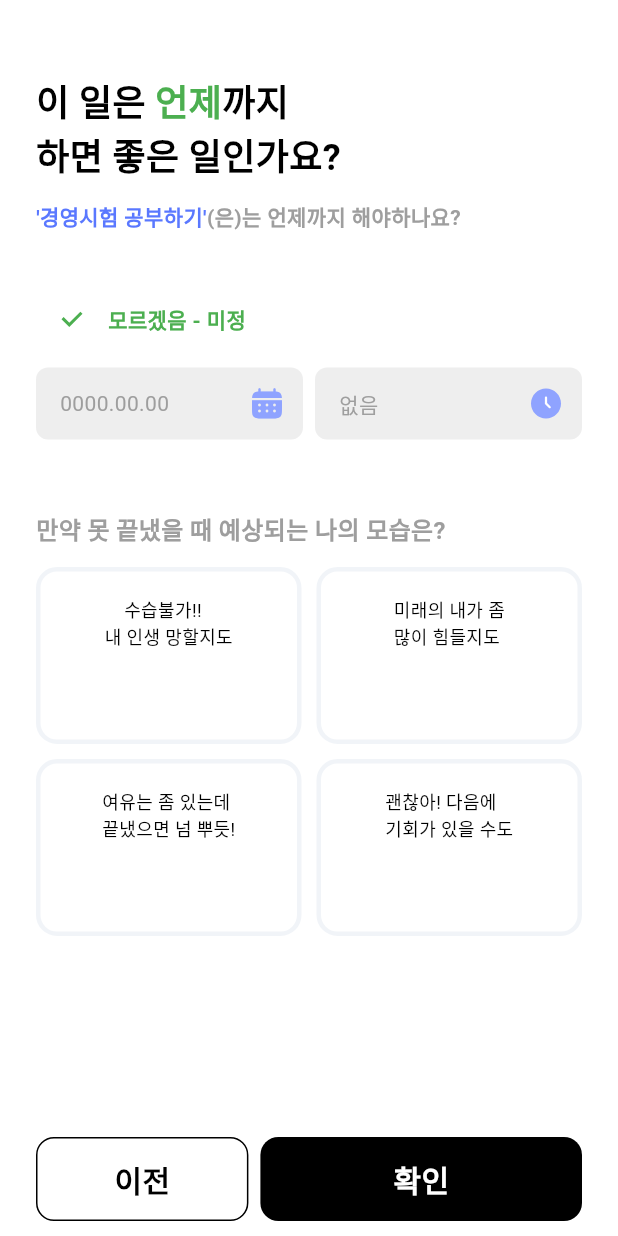
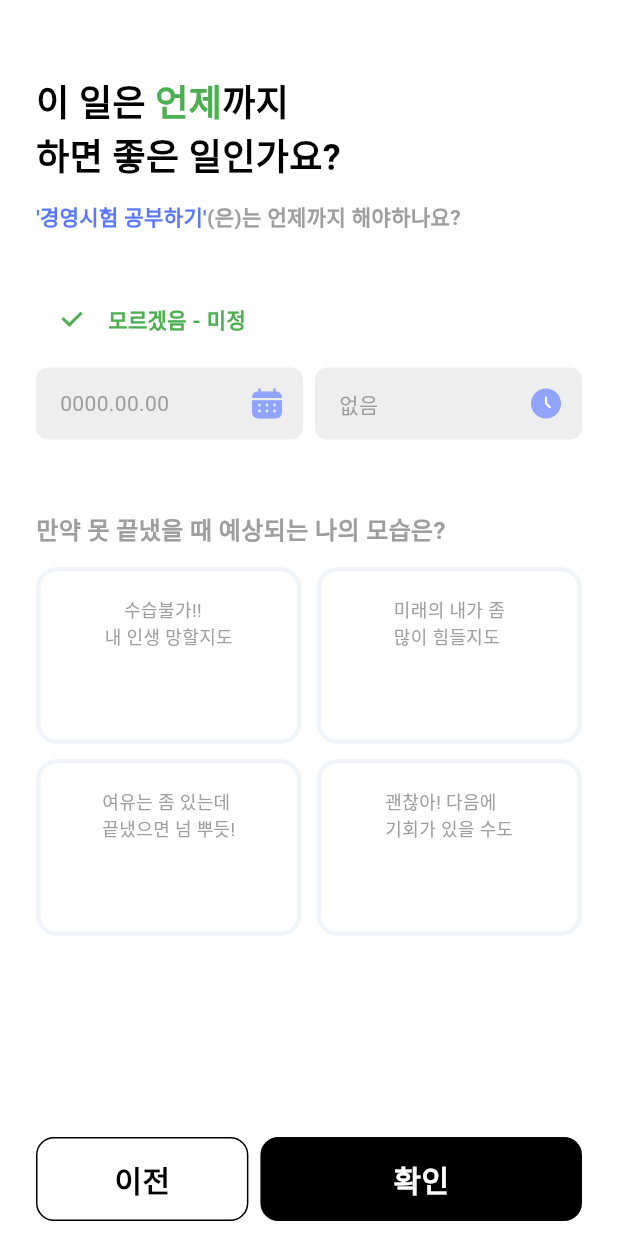
Before and after one commit to seongukHEO/StarryWaveScreen, a Flutter app: the AddTimeWidget screen opened directly, on a phone screen of 412 x 824 dp. Run offline on Flutter 3.47's test engine with Material 3 defaults, Android fonts, the phone set to English and light mode, and no system bars; our stand-ins replace flutter_riverpod, flutter_svg, table_calendar.

Commit message:
feat : Gridview와 CheckBox state 연결

```diff
--- a/lib/widget/addJob/state_Grid_widget.dart
+++ b/lib/widget/addJob/state_Grid_widget.dart
@@ -1,6 +1,7 @@
 import 'package:flutter/cupertino.dart';
 import 'package:flutter/material.dart';
 import 'package:flutter_riverpod/flutter_riverpod.dart';
+import 'package:starrywave_screen/provider/addWork/checkbox_provider.dart';
 import 'package:starrywave_screen/provider/addWork/grid_provider.dart';
 
 class StateGridWidget extends ConsumerWidget {
@@ -18,6 +19,7 @@ class StateGridWidget extends ConsumerWidget {
   @override
   Widget build(BuildContext context, WidgetRef ref) {
     final isSelected = ref.watch(gridStateProvider);
+    final isChecked = ref.watch(checkBoxProvider);
 
     return Expanded(
       child: GridView.builder(
@@ -38,7 +40,7 @@ class StateGridWidget extends ConsumerWidget {
                 decoration: BoxDecoration(
                   borderRadius: BorderRadius.circular(14),
                   border: Border.all(width: 3, color: Color(0xFFF1F4F8)),
-                  color: isSelected[index]
+                  color: isSelected[index] && isChecked == false
                     ? gridSelectedColor[index]
                     : Colors.white
                 ),
@@ -46,7 +48,11 @@ class StateGridWidget extends ConsumerWidget {
                   children: [
                     Align(
                       alignment: Alignment.center,
-                      child: Text(gridTexts[index], style: TextStyle(fontSize: 12, ),),
+                      child: Text(gridTexts[index], style: TextStyle(fontSize: 12,
+                      color: isChecked
+                          ? Colors.grey
+                          : Colors.black
+                      ),),
                     )
                   ],
                 ),
```
